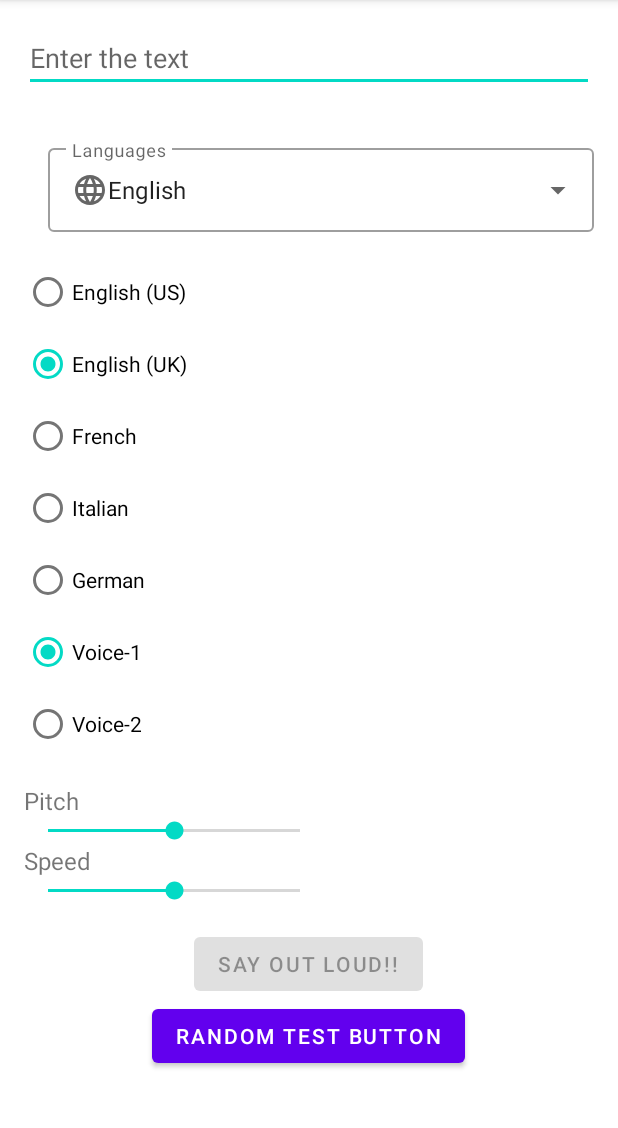
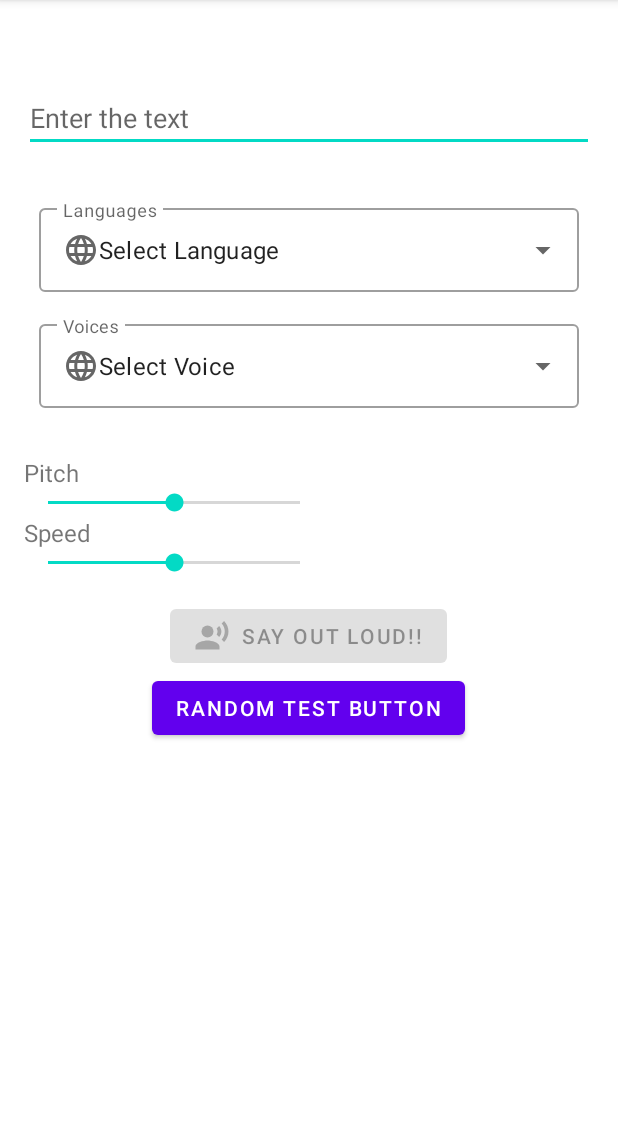
Before and after one commit to ilkayalbayrak/SPR_Project, an Android app: the screen it shows after launch (MainActivity), on a phone screen of 412 x 824 dp, the part 84-1212 px from its top. Run offline under Robolectric (Android 15) with nearby library versions, the phone set to English and light mode, and no system bars.

Commit message:
Changed voice selection from radioGroup to Dropdown menu

```diff
--- /dev/null
+++ b/app/src/main/res/drawable/ic_speak.xml
@@ -0,0 +1,13 @@
+<vector xmlns:android="http://schemas.android.com/apk/res/android"
+    android:width="24dp"
+    android:height="24dp"
+    android:viewportWidth="24"
+    android:viewportHeight="24"
+    android:tint="?attr/colorControlNormal">
+  <path
+      android:fillColor="@android:color/white"
+      android:pathData="M9,9m-4,0a4,4 0,1 1,8 0a4,4 0,1 1,-8 0"/>
+  <path
+      android:fillColor="@android:color/white"
+      android:pathData="M9,15c-2.67,0 -8,1.34 -8,4v2h16v-2c0,-2.66 -5.33,-4 -8,-4zM16.76,5.36l-1.68,1.69c0.84,1.18 0.84,2.71 0,3.89l1.68,1.69c2.02,-2.02 2.02,-5.07 0,-7.27zM20.07,2l-1.63,1.63c2.77,3.02 2.77,7.56 0,10.74L20.07,16c3.9,-3.89 3.91,-9.95 0,-14z"/>
+</vector>
--- a/app/src/main/res/layout/activity_main.xml
+++ b/app/src/main/res/layout/activity_main.xml
@@ -19,17 +19,19 @@
             android:layout_width="match_parent"
             android:layout_height="wrap_content"
             android:hint="@string/input_text"
+            android:layout_marginTop="40dp"
             android:layout_marginBottom="16dp"
             android:inputType="textMultiLine"
             />
 
         <com.google.android.material.textfield.TextInputLayout
-            android:id="@+id/dropdown_menu"
-            android:hint="Languages"
+            android:id="@+id/text_input_layout_languages"
+            android:hint="@string/dropdown_language_hint"
             style="@style/Widget.MaterialComponents.TextInputLayout.OutlinedBox.ExposedDropdownMenu"
             android:layout_width="match_parent"
             android:layout_height="wrap_content"
-            android:layout_marginStart="16dp"
+            android:layout_marginStart="10dp"
+            android:layout_marginEnd="10dp"
             android:layout_marginTop="16dp"
             android:layout_marginBottom="16dp"
             app:layout_constraintBottom_toBottomOf="parent"
@@ -46,71 +48,41 @@
                 android:paddingTop="16dp"
                 android:paddingBottom="16dp"
                 android:inputType="none"
-                android:text="English"
+                android:text="@string/dropdown_language_text"
                 android:drawableStart="@drawable/ic_language"
                 tools:ignore="Deprecated" />
 
         </com.google.android.material.textfield.TextInputLayout>
-        <RadioGroup
-            android:id="@+id/radioGroup_languages"
+
+
+        <com.google.android.material.textfield.TextInputLayout
+            android:id="@+id/text_input_layout_voices"
+            android:hint="@string/dropdown_voice_hint"
+            style="@style/Widget.MaterialComponents.TextInputLayout.OutlinedBox.ExposedDropdownMenu"
             android:layout_width="match_parent"
-            android:layout_height="wrap_content">
+            android:layout_height="wrap_content"
+            android:layout_marginStart="10dp"
+            android:layout_marginEnd="10dp"
+            android:layout_marginBottom="16dp"
+            app:layout_constraintBottom_toBottomOf="parent"
+            app:layout_constraintEnd_toEndOf="parent"
+            app:layout_constraintHorizontal_bias="0.5"
+            app:layout_constraintStart_toEndOf="@+id/label_coin"
+            app:layout_constraintTop_toTopOf="parent">
 
-            <RadioButton
-                android:checked="true"
-                android:id="@+id/radio_en_us"
+            <com.google.android.material.textfield.MaterialAutoCompleteTextView
+                android:id="@+id/autoComplete_voices"
+                android:editable="false"
                 android:layout_width="match_parent"
                 android:layout_height="wrap_content"
-                android:text="@string/radio_en_us" />
+                android:paddingTop="16dp"
+                android:paddingBottom="16dp"
+                android:inputType="none"
+                android:text="@string/dropdown_voice_text"
+                android:drawableStart="@drawable/ic_language"
+                tools:ignore="Deprecated" />
 
-            <RadioButton
-                android:checked="true"
-                android:id="@+id/radio_en_uk"
-                android:layout_width="match_parent"
-                android:layout_height="wrap_content"
-                android:text="@string/radio_en_uk" />
-
-            <RadioButton
-                android:id="@+id/radio_fr"
-                android:layout_width="match_parent"
-                android:layout_height="wrap_content"
-                android:text="@string/radio_fr" />
-
-            <RadioButton
-                android:id="@+id/radio_it"
-                android:layout_width="match_parent"
-                android:layout_height="wrap_content"
-                android:text="@string/radio_it" />
-
-            <RadioButton
-                android:id="@+id/radio_de"
-                android:layout_width="match_parent"
-                android:layout_height="wrap_content"
-                android:text="@string/radio_de" />
-
-        </RadioGroup>
-
-        <RadioGroup
-            android:id="@+id/radioGroup_voices"
-            android:layout_width="match_parent"
-            android:layout_height="wrap_content">
-
-            <RadioButton
-                android:id="@+id/radio_voice_1"
-                android:checked="true"
-                android:layout_width="match_parent"
-                android:layout_height="wrap_content"
-                android:text="@string/radio_voice_1" />
-
-            <RadioButton
-                android:id="@+id/radio_voice_2"
-                android:layout_width="match_parent"
-                android:layout_height="wrap_content"
-                android:text="@string/radio_voice_2" />
-
-
-        </RadioGroup>
-
+        </com.google.android.material.textfield.TextInputLayout>
 
 
         <TextView
@@ -144,6 +116,7 @@
             android:layout_width="wrap_content"
             android:layout_height="wrap_content"
             android:text="@string/button_speak"
+            android:drawableLeft="@drawable/ic_speak"
             android:layout_gravity="center_horizontal"
             android:enabled="false"/>
 
--- a/app/src/main/res/values/strings.xml
+++ b/app/src/main/res/values/strings.xml
@@ -11,6 +11,11 @@
     <string name="radio_de">German</string>
     <string name="radio_voice_1">Voice-1</string>
     <string name="radio_voice_2">Voice-2</string>
+    <string name="dropdown_language_text">Select Language</string>
+    <string name="dropdown_language_hint">Languages</string>
+    <string name="dropdown_voice_text">Select Voice</string>
+    <string name="dropdown_voice_hint">Voices</string>
+
 
     <string-array name="array_languages">
         <item>English-US</item>
@@ -19,4 +24,9 @@
         <item>German</item>
         <item>French</item>
     </string-array>
+
+    <string-array name="array_voices">
+        <item>Voice_1</item>
+        <item>Voice_2</item>
+    </string-array>
 </resources>
```
Also changed, not shown: app/src/main/java/com/example/text2speechproject/MainActivity.java (+44 -55 lines).
